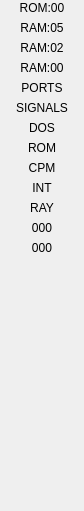
Qt form ui/dbgwidgets/form_misc.ui (dotkoval/xpeccy-plus) before a commit.
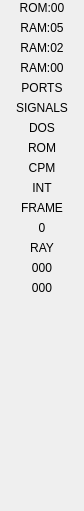
The same form after that commit.

Commit message:
debuga: the frame number, and the ports panel as a list
FRAME sits under SIGNALS: frames since reset, the number conditions read as
FRAME. A right click puts it back to 0.

PORTS shows the profile's list instead of the machine's fixed table - one
value per port, the ones switched off left out - and a right click on it
opens the editor, the same widget the options page holds.

```diff
--- a/ui/dbgwidgets/form_misc.ui
+++ b/ui/dbgwidgets/form_misc.ui
@@ -150,6 +150,34 @@
      </property>
     </widget>
    </item>
+   <item>
+    <widget class="QLabel" name="labHeadFrame">
+     <property name="font">
+      <font>
+       <pointsize>9</pointsize>
+      </font>
+     </property>
+     <property name="text">
+      <string>FRAME</string>
+     </property>
+     <property name="alignment">
+      <set>Qt::AlignCenter</set>
+     </property>
+    </widget>
+   </item>
+   <item>
+    <widget class="QLabel" name="labFrame">
+     <property name="autoFillBackground">
+      <bool>true</bool>
+     </property>
+     <property name="text">
+      <string>0</string>
+     </property>
+     <property name="alignment">
+      <set>Qt::AlignCenter</set>
+     </property>
+    </widget>
+   </item>
    <item>
     <widget class="QLabel" name="labHeadRay">
      <property name="font">
```
Left out of the diff: 9 changed lines with no effect on the pictures. The commit also changes 4 other files.
